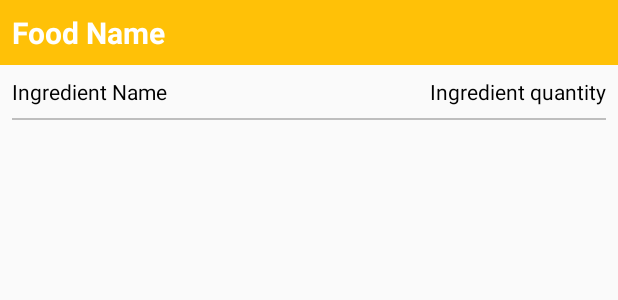
After one commit to justodepp/BakingApp-nd801, an Android app: the layout baking_widget_item_layout.xml on its own in the app's theme, with its tools: preview values and no code run, on a phone screen of 412 x 824 dp. The commit adds this screen. Shown: the top 300 px of the screen. Run offline under Robolectric (Android 15) with nearby library versions, the phone set to English and light mode, and no system bars; network calls fail.

Commit message:
wip widget

```diff
--- a/app/src/main/AndroidManifest.xml
+++ b/app/src/main/AndroidManifest.xml
@@ -26,5 +26,6 @@
             android:authorities="com.deeper.bakingapp.provider"
             android:exported="true"/>
 
+        <service android:name=".widget.GridWidgetService" />
     </application>
 </manifest>
--- /dev/null
+++ b/app/src/main/res/layout/baking_widget_item_layout.xml
@@ -0,0 +1,52 @@
+<?xml version="1.0" encoding="utf-8"?>
+<LinearLayout xmlns:android="http://schemas.android.com/apk/res/android"
+    xmlns:tools="http://schemas.android.com/tools"
+    android:id="@+id/ingredient_widget_layout"
+    android:layout_width="match_parent"
+    android:layout_height="wrap_content"
+    android:orientation="vertical">
+
+
+    <TextView
+        android:id="@+id/food_name"
+        android:layout_width="match_parent"
+        android:layout_height="wrap_content"
+        android:background="@color/colorAccent"
+        android:gravity="start"
+        android:padding="8dp"
+        android:textColor="@android:color/white"
+        android:textSize="20sp"
+        android:textStyle="bold"
+        tools:text="Food Name" />
+
+    <RelativeLayout
+        android:layout_width="match_parent"
+        android:layout_height="wrap_content">
+
+        <TextView
+            android:id="@+id/ingredient_name"
+            android:layout_width="wrap_content"
+            android:layout_height="wrap_content"
+            android:layout_alignParentStart="true"
+            android:layout_margin="8dp"
+            android:textColor="@android:color/black"
+            tools:text="Ingredient Name" />
+
+        <TextView
+            android:id="@+id/ingredient_quantity"
+            android:layout_width="wrap_content"
+            android:layout_height="wrap_content"
+            android:layout_alignParentEnd="true"
+            android:layout_margin="8dp"
+            android:textColor="@android:color/black"
+            tools:text="Ingredient quantity" />
+    </RelativeLayout>
+
+    <View
+        android:layout_width="match_parent"
+        android:layout_height="1dp"
+        android:layout_marginLeft="8dp"
+        android:layout_marginRight="8dp"
+        android:background="#BEBEBE" />
+
+</LinearLayout>
--- a/app/src/main/res/values/strings.xml
+++ b/app/src/main/res/values/strings.xml
@@ -21,6 +21,9 @@
     <string name="step_number">Step number</string>
     <string name="step_thumbnail">Step\'s Thumbnail</string>
 
+    <!-- Widget -->
+    <string name="empty_recipe">No favourite recipe!</string>
+
     <!-- TODO: Remove or change this placeholder text -->
     <string name="hello_blank_fragment">Hello blank fragment</string>
 </resources>
```
Also changed, not shown: app/src/main/java/com/deeper/bakingapp/widget/BakingWidgetProvider.java (added, +82 -0 lines), app/src/main/java/com/deeper/bakingapp/widget/GridWidgetService.java (added, +80 -0 lines), app/src/main/res/layout/baking_widget_provider.xml (added, +34 -0 lines).
